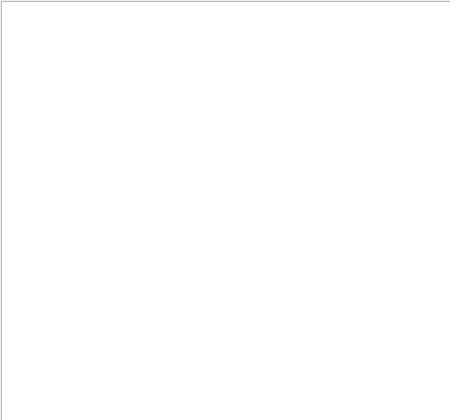
Above: videowidget.ui from jjzhang166/DvrUI before the change. Below: the same form after it.
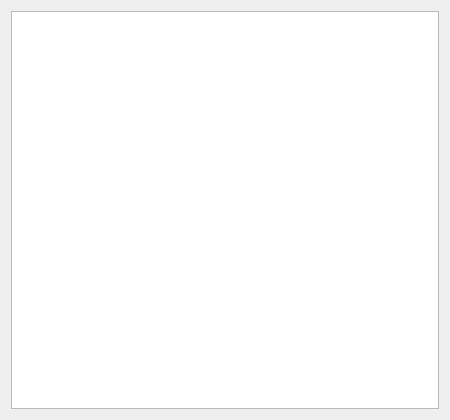
That is the form after the change.

Commit message: layout布局

```diff
--- a/videowidget.ui
+++ b/videowidget.ui
@@ -13,16 +13,11 @@
   <property name="windowTitle">
    <string>Dialog</string>
   </property>
-  <widget class="QListWidget" name="listWidget_file">
-   <property name="geometry">
-    <rect>
-     <x>1</x>
-     <y>1</y>
-     <width>451</width>
-     <height>421</height>
-    </rect>
-   </property>
-  </widget>
+  <layout class="QGridLayout" name="gridLayout">
+   <item row="0" column="0">
+    <widget class="QListWidget" name="listWidget_file"/>
+   </item>
+  </layout>
  </widget>
  <resources/>
  <connections/>
```
The commit also changes 18 other files.
